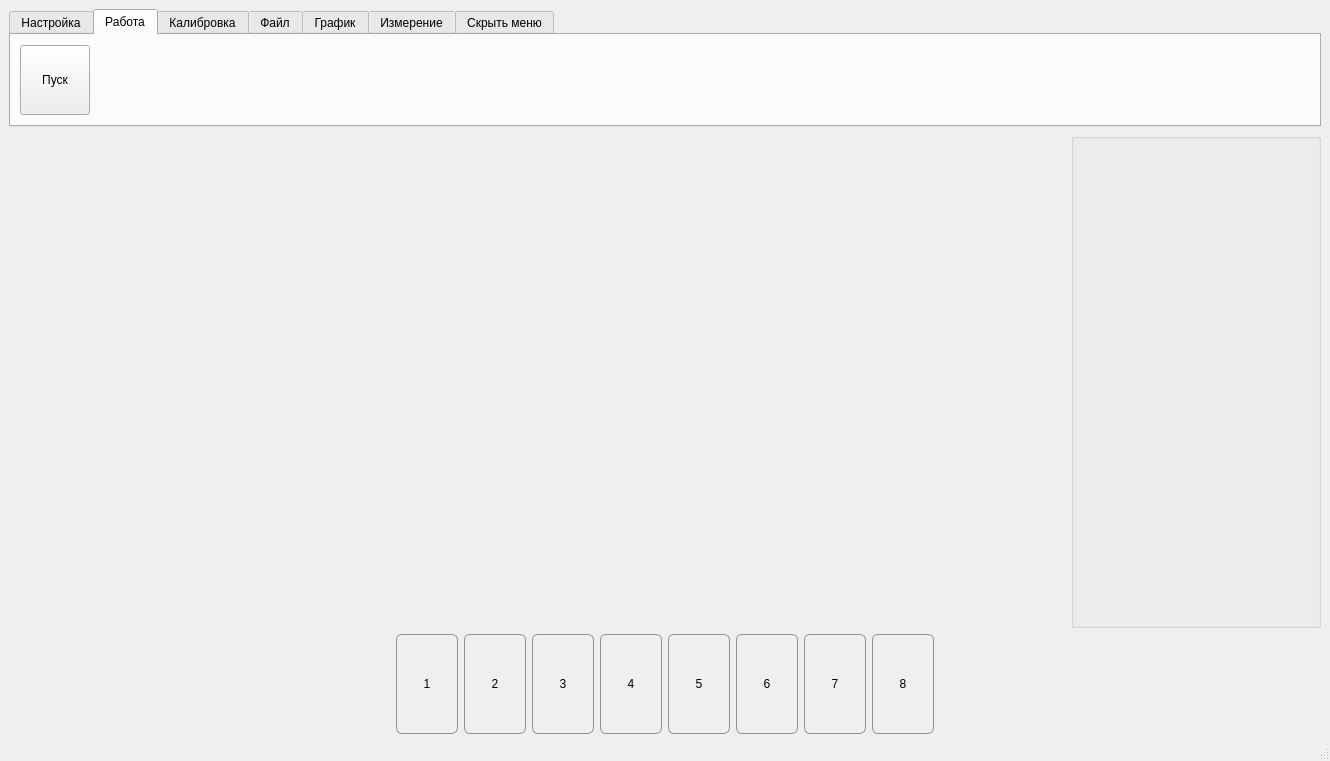
Qt form Qt/mainwindow.ui (Ore111ek/Signal-registration-complex) before a commit.
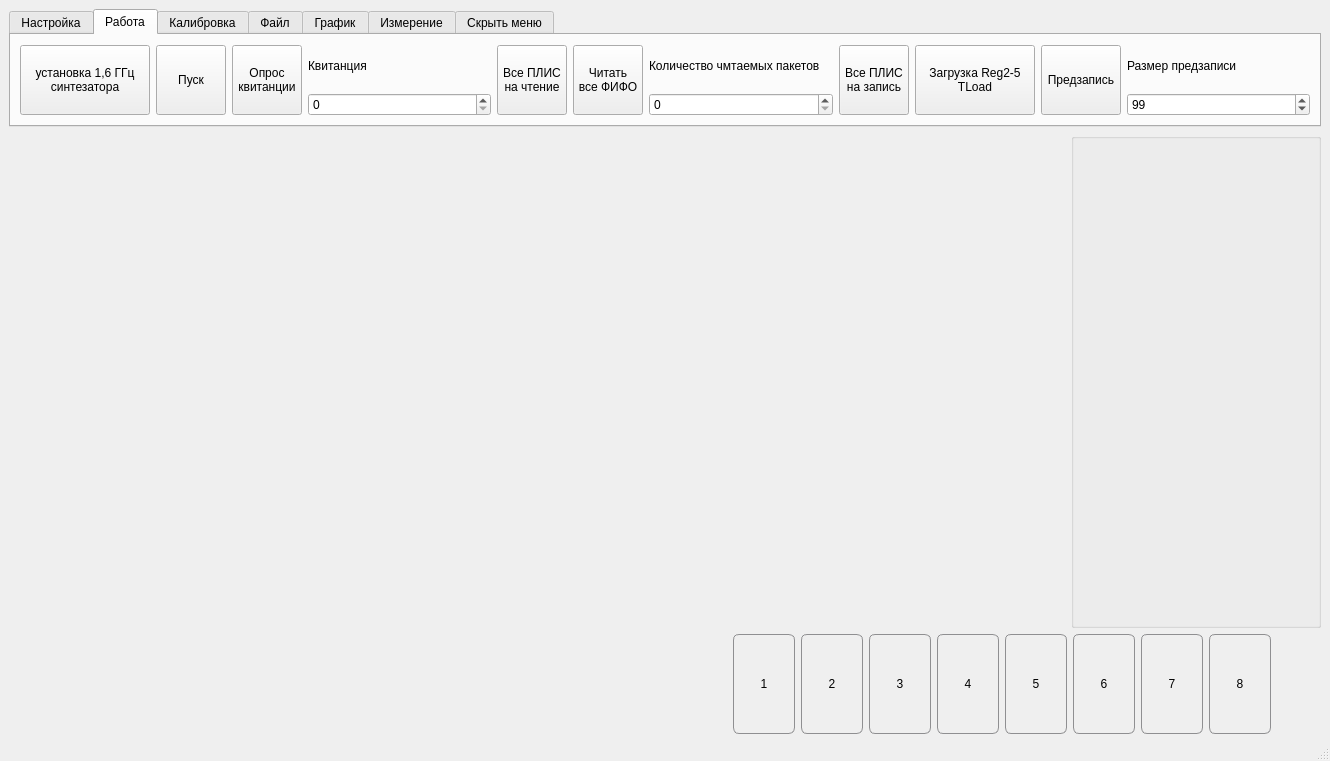
The same form after that commit. The open tabs and pages were chosen to show the change. Custom widgets are drawn as their Qt base class.

Diff of the .ui file:
```diff
--- a/Qt/mainwindow.ui
+++ b/Qt/mainwindow.ui
@@ -156,6 +156,32 @@
         <string>Работа</string>
        </attribute>
        <layout class="QHBoxLayout" name="horizontalLayout_11">
+        <item>
+         <widget class="QPushButton" name="btn_start_reg_2">
+          <property name="sizePolicy">
+           <sizepolicy hsizetype="Fixed" vsizetype="Fixed">
+            <horstretch>0</horstretch>
+            <verstretch>0</verstretch>
+           </sizepolicy>
+          </property>
+          <property name="minimumSize">
+           <size>
+            <width>70</width>
+            <height>70</height>
+           </size>
+          </property>
+          <property name="maximumSize">
+           <size>
+            <width>130</width>
+            <height>70</height>
+           </size>
+          </property>
+          <property name="text">
+           <string>установка 1,6 ГГц
+синтезатора</string>
+          </property>
+         </widget>
+        </item>
         <item>
          <widget class="QPushButton" name="btn_start_reg">
           <property name="sizePolicy">
@@ -182,17 +208,211 @@
          </widget>
         </item>
         <item>
-         <spacer name="horizontalSpacer_6">
-          <property name="orientation">
-           <enum>Qt::Horizontal</enum>
+         <widget class="QPushButton" name="btn_start_reg_3">
+          <property name="sizePolicy">
+           <sizepolicy hsizetype="Fixed" vsizetype="Fixed">
+            <horstretch>0</horstretch>
+            <verstretch>0</verstretch>
+           </sizepolicy>
           </property>
-          <property name="sizeHint" stdset="0">
+          <property name="minimumSize">
            <size>
-            <width>40</width>
-            <height>20</height>
+            <width>70</width>
+            <height>70</height>
            </size>
           </property>
-         </spacer>
+          <property name="maximumSize">
+           <size>
+            <width>70</width>
+            <height>70</height>
+           </size>
+          </property>
+          <property name="text">
+           <string>Опрос
+квитанции</string>
+          </property>
+         </widget>
+        </item>
+        <item>
+         <layout class="QVBoxLayout" name="verticalLayout_3">
+          <item>
+           <widget class="QLabel" name="label_5">
+            <property name="text">
+             <string>Квитанция</string>
+            </property>
+           </widget>
+          </item>
+          <item>
+           <widget class="QSpinBox" name="spinBox_2"/>
+          </item>
+         </layout>
+        </item>
+        <item>
+         <widget class="QPushButton" name="btn_start_reg_4">
+          <property name="sizePolicy">
+           <sizepolicy hsizetype="Fixed" vsizetype="Fixed">
+            <horstretch>0</horstretch>
+            <verstretch>0</verstretch>
+           </sizepolicy>
+          </property>
+          <property name="minimumSize">
+           <size>
+            <width>70</width>
+            <height>70</height>
+           </size>
+          </property>
+          <property name="maximumSize">
+           <size>
+            <width>70</width>
+            <height>70</height>
+           </size>
+          </property>
+          <property name="text">
+           <string>Все ПЛИС
+на чтение</string>
+          </property>
+         </widget>
+        </item>
+        <item>
+         <widget class="QPushButton" name="btn_start_reg_5">
+          <property name="sizePolicy">
+           <sizepolicy hsizetype="Fixed" vsizetype="Fixed">
+            <horstretch>0</horstretch>
+            <verstretch>0</verstretch>
+           </sizepolicy>
+          </property>
+          <property name="minimumSize">
+           <size>
+            <width>70</width>
+            <height>70</height>
+           </size>
+          </property>
+          <property name="maximumSize">
+           <size>
+            <width>70</width>
+            <height>70</height>
+           </size>
+          </property>
+          <property name="text">
+           <string>Читать
+все ФИФО</string>
+          </property>
+         </widget>
+        </item>
+        <item>
+         <layout class="QVBoxLayout" name="verticalLayout_2">
+          <item>
+           <widget class="QLabel" name="label_6">
+            <property name="text">
+             <string>Количество чмтаемых пакетов</string>
+            </property>
+           </widget>
+          </item>
+          <item>
+           <widget class="QSpinBox" name="spinBox_3"/>
+          </item>
+         </layout>
+        </item>
+        <item>
+         <widget class="QPushButton" name="btn_start_reg_6">
+          <property name="sizePolicy">
+           <sizepolicy hsizetype="Fixed" vsizetype="Fixed">
+            <horstretch>0</horstretch>
+            <verstretch>0</verstretch>
+           </sizepolicy>
+          </property>
+          <property name="minimumSize">
+           <size>
+            <width>70</width>
+            <height>70</height>
+           </size>
+          </property>
+          <property name="maximumSize">
+           <size>
+            <width>70</width>
+            <height>70</height>
+           </size>
+          </property>
+          <property name="text">
+           <string>Все ПЛИС
+на запись</string>
+          </property>
+         </widget>
+        </item>
+        <item>
+         <widget class="QPushButton" name="btn_start_reg_7">
+          <property name="sizePolicy">
+           <sizepolicy hsizetype="Fixed" vsizetype="Fixed">
+            <horstretch>0</horstretch>
+            <verstretch>0</verstretch>
+           </sizepolicy>
+          </property>
+          <property name="minimumSize">
+           <size>
+            <width>120</width>
+            <height>70</height>
+           </size>
+          </property>
+          <property name="maximumSize">
+           <size>
+            <width>70</width>
+            <height>70</height>
+           </size>
+          </property>
+          <property name="text">
+           <string>Загрузка Reg2-5
+TLoad</string>
+          </property>
+         </widget>
+        </item>
+        <item>
+         <widget class="QPushButton" name="btn_start_reg_8">
+          <property name="sizePolicy">
+           <sizepolicy hsizetype="Fixed" vsizetype="Fixed">
+            <horstretch>0</horstretch>
+            <verstretch>0</verstretch>
+           </sizepolicy>
+          </property>
+          <property name="minimumSize">
+           <size>
+            <width>80</width>
+            <height>70</height>
+           </size>
+          </property>
+          <property name="maximumSize">
+           <size>
+            <width>70</width>
+            <height>70</height>
+           </size>
+          </property>
+          <property name="text">
+           <string>Предзапись</string>
+          </property>
+         </widget>
+        </item>
+        <item>
+         <layout class="QVBoxLayout" name="verticalLayout_4">
+          <item>
+           <widget class="QLabel" name="label_7">
+            <property name="text">
+             <string>Размер предзаписи</string>
+            </property>
+           </widget>
+          </item>
+          <item>
+           <widget class="QSpinBox" name="spinBox_4">
+            <property name="minimum">
+             <number>5</number>
+            </property>
+            <property name="maximum">
+             <number>65000</number>
+            </property>
+            <property name="value">
+             <number>99</number>
+            </property>
+           </widget>
+          </item>
+         </layout>
         </item>
        </layout>
       </widget>
@@ -1510,9 +1730,12 @@
         <property name="orientation">
          <enum>Qt::Horizontal</enum>
         </property>
+        <property name="sizeType">
+         <enum>QSizePolicy::Fixed</enum>
+        </property>
         <property name="sizeHint" stdset="0">
          <size>
-          <width>40</width>
+          <width>50</width>
           <height>20</height>
          </size>
         </property>
```
Left out of the diff: 7 changed lines with no effect on the pictures.
